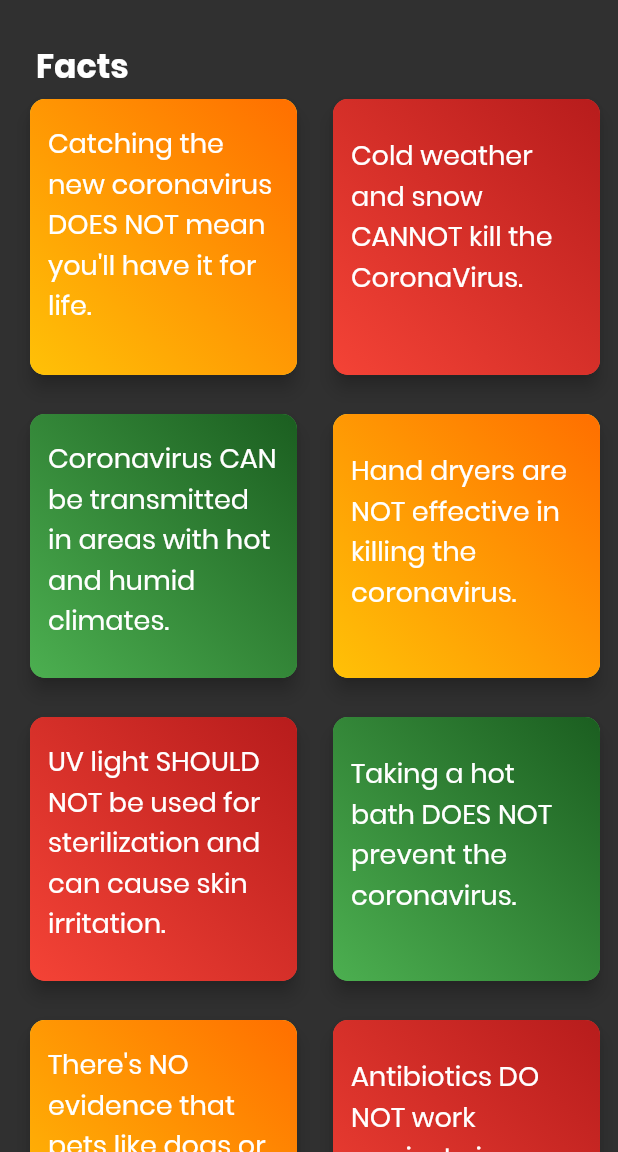
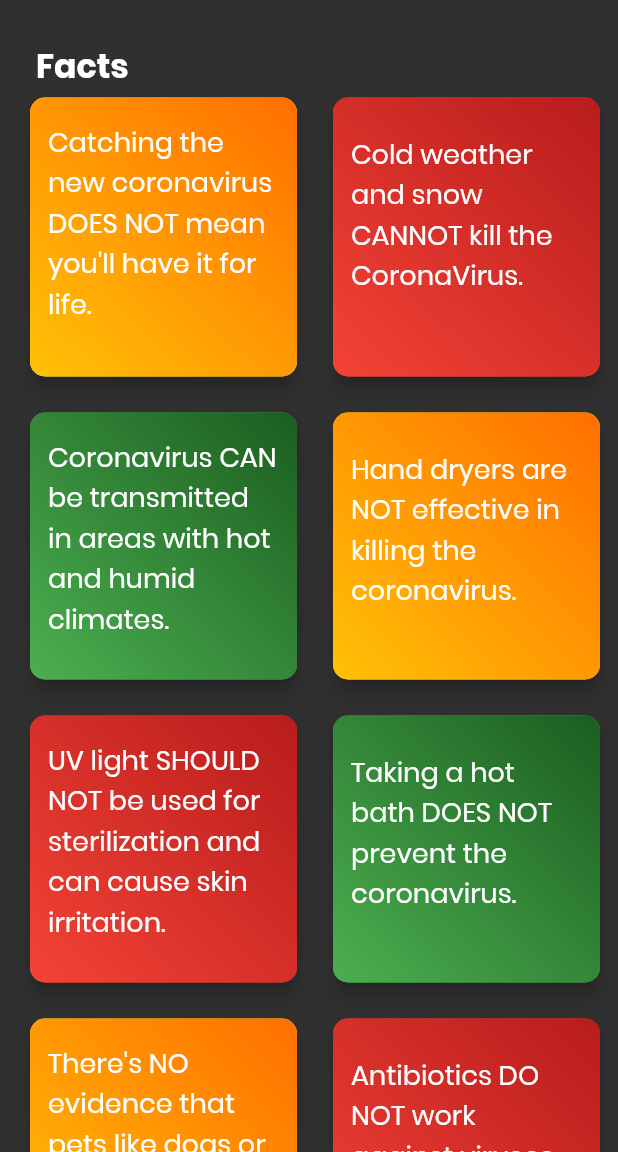
Before and after one commit to Siddharth-14/covid_19, a Flutter app: the Fact screen opened directly, on a phone screen of 412 x 824 dp, the part 84-1236 px from its top. Run offline on Flutter 3.47's test engine with Material 2 defaults, Android fonts, the phone set to English and light mode, and no system bars; our stand-ins replace dynamic_theme; network calls fail.

Commit message:
Updated Myth Busters

```diff
--- a/lib/fact.dart
+++ b/lib/fact.dart
@@ -57,9 +57,9 @@ class Fact extends StatelessWidget {
               //]),
               new Container(
                 child: Center(
-                  child: SizedBox(
+                  /*child: SizedBox(
                     width: 220.0,
-                    height: 200.0,
+                    height: 200.0,*/
                     child: Padding(
                       padding: const EdgeInsets.fromLTRB(8.0, 0.0, 8.0, 8.0),
                       child: new Card(
@@ -105,14 +105,14 @@ class Fact extends StatelessWidget {
                         ),
                       ),
                     ),
-                  ),
+                  //),
                 ),
               ),
               new Container(
                 child: Center(
-                  child: SizedBox(
+                  /*child: SizedBox(
                     width: 220.0,
-                    height: 200.0,
+                    height: 200.0,*/
                     child: Padding(
                       padding: const EdgeInsets.fromLTRB(8.0, 0.0, 8.0, 8.0),
                       child: new Card(
@@ -158,14 +158,14 @@ class Fact extends StatelessWidget {
                         ),
                       ),
                     ),
-                  ),
+                  //),
                 ),
               ),
               new Container(
                 child: Center(
-                  child: SizedBox(
+                  /*child: SizedBox(
                     width: 220.0,
-                    height: 200.0,
+                    height: 200.0,*/
                     child: Padding(
                       padding: const EdgeInsets.fromLTRB(8.0, 8.0, 8.0, 8.0),
                       child: new Card(
@@ -211,14 +211,14 @@ class Fact extends StatelessWidget {
                         ),
                       ),
                     ),
-                  ),
+                  //),
                 ),
               ),
               new Container(
                 child: Center(
-                  child: SizedBox(
+                  /*child: SizedBox(
                     width: 220.0,
-                    height: 200.0,
+                    height: 200.0,*/
                     child: Padding(
                       padding: const EdgeInsets.fromLTRB(8.0, 8.0, 8.0, 8.0),
                       child: new Card(
@@ -264,14 +264,14 @@ class Fact extends StatelessWidget {
                         ),
                       ),
                     ),
-                  ),
+                  //),
                 ),
               ),
               new Container(
                 child: Center(
-                  child: SizedBox(
+                  /*child: SizedBox(
                     width: 220.0,
-                    height: 200.0,
+                    height: 200.0,*/
                     child: Padding(
                       padding: const EdgeInsets.fromLTRB(8.0, 8.0, 8.0, 8.0),
                       child: new Card(
@@ -317,14 +317,14 @@ class Fact extends StatelessWidget {
                         ),
                       ),
                     ),
-                  ),
+                  //),
                 ),
               ),
               new Container(
                 child: Center(
-                  child: SizedBox(
+                  /*child: SizedBox(
                     width: 220.0,
-                    height: 200.0,
+                    height: 200.0,*/
                     child: Padding(
                       padding: const EdgeInsets.fromLTRB(8.0, 8.0, 8.0, 8.0),
                       child: new Card(
@@ -370,14 +370,14 @@ class Fact extends StatelessWidget {
                         ),
                       ),
                     ),
-                  ),
+                  //),
                 ),
               ),
               new Container(
                 child: Center(
-                  child: SizedBox(
+                  /*child: SizedBox(
                     width: 220.0,
-                    height: 200.0,
+                    height: 200.0,*/
                     child: Padding(
                       padding: const EdgeInsets.fromLTRB(8.0, 8.0, 8.0, 8.0),
                       child: new Card(
@@ -423,14 +423,14 @@ class Fact extends StatelessWidget {
                         ),
                       ),
                     ),
-                  ),
+                  //),
                 ),
               ),
               new Container(
                 child: Center(
-                  child: SizedBox(
+                  /*child: SizedBox(
                     width: 220.0,
-                    height: 200.0,
+                    height: 200.0,*/
                     child: Padding(
                       padding: const EdgeInsets.fromLTRB(8.0, 8.0, 8.0, 8.0),
                       child: new Card(
@@ -476,14 +476,14 @@ class Fact extends StatelessWidget {
                         ),
                       ),
                     ),
-                  ),
+                  //),
                 ),
               ),
               new Container(
                 child: Center(
-                  child: SizedBox(
+                  /*child: SizedBox(
                     width: 220.0,
-                    height: 200.0,
+                    height: 200.0,*/
                     child: Padding(
                       padding: const EdgeInsets.fromLTRB(8.0, 8.0, 8.0, 8.0),
                       child: new Card(
@@ -529,14 +529,14 @@ class Fact extends StatelessWidget {
                         ),
                       ),
                     ),
-                  ),
+                  //),
                 ),
               ),
               new Container(
                 child: Center(
-                  child: SizedBox(
+                  /*child: SizedBox(
                     width: 220.0,
-                    height: 200.0,
+                    height: 200.0,*/
                     child: Padding(
                       padding: const EdgeInsets.fromLTRB(8.0, 8.0, 8.0, 8.0),
                       child: new Card(
@@ -582,14 +582,14 @@ class Fact extends StatelessWidget {
                         ),
                       ),
                     ),
-                  ),
+                  //),
                 ),
               ),
               new Container(
                 child: Center(
-                  child: SizedBox(
+                  /*child: SizedBox(
                     width: 220.0,
-                    height: 200.0,
+                    height: 200.0,*/
                     child: Padding(
                       padding: const EdgeInsets.fromLTRB(8.0, 8.0, 8.0, 8.0),
                       child: new Card(
@@ -635,14 +635,14 @@ class Fact extends StatelessWidget {
                         ),
                       ),
                     ),
-                  ),
+                  //),
                 ),
               ),
               new Container(
                 child: Center(
-                  child: SizedBox(
+                  /*child: SizedBox(
                     width: 220.0,
-                    height: 200.0,
+                    height: 200.0,*/
                     child: Padding(
                       padding: const EdgeInsets.fromLTRB(8.0, 8.0, 8.0, 8.0),
                       child: new Card(
@@ -688,7 +688,7 @@ class Fact extends StatelessWidget {
                         ),
                       ),
                     ),
-                  ),
+                  //),
                 ),
               ),
             ]),
```
